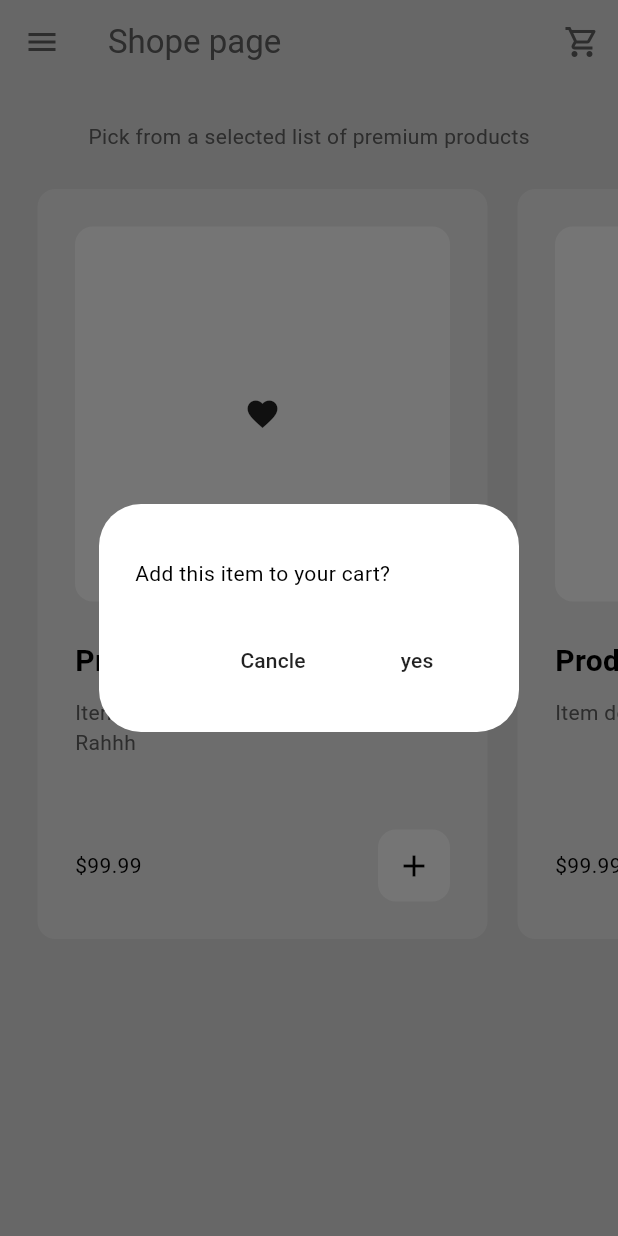
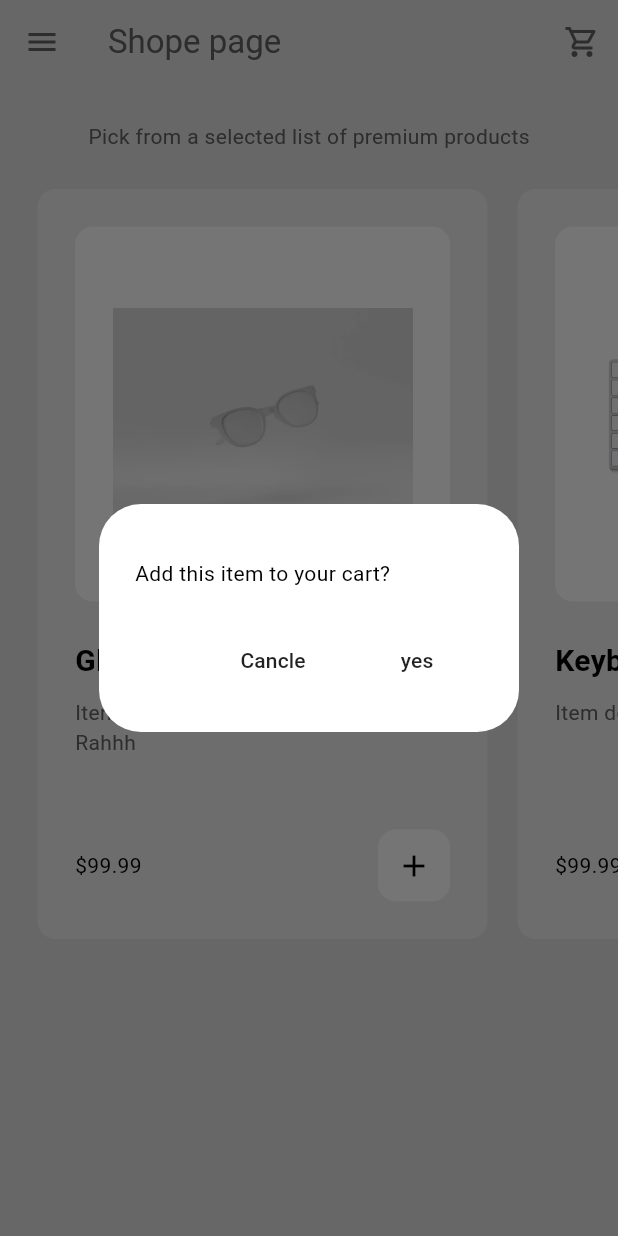
Before and after one commit to Spikree/Ecommerce-app-using-flutter, a Flutter app: the ShopPage screen opened by its route, after a tap on the "add" icon, on a phone screen of 412 x 824 dp. Run offline on Flutter 3.47's test engine with Material 3 defaults, Android fonts, the phone set to English and light mode, and no system bars.

Commit message:
added images

```diff
--- a/lib/components/my_product_tile.dart
+++ b/lib/components/my_product_tile.dart
@@ -16,15 +16,15 @@ class MyProductTile extends StatelessWidget {
     showDialog(
       context: context,
       builder: (context) => AlertDialog(
-        content: Padding(
-          padding: const EdgeInsets.only(top: 20.0),
+        content: const Padding(
+          padding: EdgeInsets.only(top: 20.0),
           child: Text("Add this item to your cart?"),
         ),
         actions: [
           // cancle button
           MaterialButton(
             onPressed: () => Navigator.pop(context),
-            child: Text("Cancle"),
+            child: const Text("Cancle"),
           ),
 
           // yes button
@@ -35,7 +35,7 @@ class MyProductTile extends StatelessWidget {
               //add to cart
               context.read<Shop>().addToCart(product);
             },
-            child: Text("yes"),
+            child: const Text("yes"),
           )
         ],
       ),
@@ -69,7 +69,7 @@ class MyProductTile extends StatelessWidget {
                       borderRadius: BorderRadius.circular(12)),
                   width: double.infinity,
                   padding: const EdgeInsets.all(25),
-                  child: const Icon(Icons.favorite),
+                  child: Image.asset(product.imagePath),
                 ),
               ),
 
@@ -80,7 +80,7 @@ class MyProductTile extends StatelessWidget {
               //product name
               Text(
                 product.name,
-                style: TextStyle(
+                style: const TextStyle(
                   fontWeight: FontWeight.bold,
                   fontSize: 20,
                 ),
@@ -103,7 +103,7 @@ class MyProductTile extends StatelessWidget {
           Row(
             mainAxisAlignment: MainAxisAlignment.spaceBetween,
             children: [
-              Text('\$' + product.price.toStringAsFixed(2)),
+              Text('\$${product.price.toStringAsFixed(2)}'),
               Container(
                 decoration: BoxDecoration(
                   color: Theme.of(context).colorScheme.secondary,
@@ -111,7 +111,7 @@ class MyProductTile extends StatelessWidget {
                 ),
                 child: IconButton(
                   onPressed: () => addToCart(context),
-                  icon: Icon(Icons.add),
+                  icon: const Icon(Icons.add),
                 ),
               )
             ],
--- a/lib/models/product.dart
+++ b/lib/models/product.dart
@@ -2,12 +2,12 @@ class Product {
   final String name;
   final double price;
   final String description;
-  //final String imagePath;
+  final String imagePath;
 
   Product({
     required this.name,
     required this.price,
     required this.description,
-    //required this.imagePath,
+    required this.imagePath,
   });
 }
--- a/lib/models/shop.dart
+++ b/lib/models/shop.dart
@@ -10,28 +10,28 @@ class Shop extends ChangeNotifier {
   final List<Product> _shop = [
     //product 1
     Product(
-      name: "Product 1",
+      name: "Glasses",
       price: 99.99,
       description: "Item description more description Rahhh",
-      //imagePath: imagePath,
+      imagePath: 'assets/images/glasses.png',
     ),
     Product(
-      name: "Product 2",
+      name: "Keyboard",
       price: 99.99,
       description: "Item description",
-      //imagePath: imagePath,
+      imagePath: 'assets/images/keyboard.png',
     ),
     Product(
-      name: "Product 3",
+      name: "Shoes",
       price: 99.99,
       description: "Item description",
-      //imagePath: imagePath,
+      imagePath: 'assets/images/shoes.png',
     ),
     Product(
-      name: "Product 4",
+      name: "Watch",
       price: 99.99,
       description: "Item description",
-      //imagePath: imagePath,
+      imagePath: 'assets/images/watch.png',
     ),
   ];
 
--- a/lib/pages/shop_page.dart
+++ b/lib/pages/shop_page.dart
@@ -35,6 +35,8 @@ class ShopPage extends StatelessWidget {
             ),
             // shop tile
 
+            // category of products
+
             //shop subtitle
             Center(
               child: Text(
--- a/pubspec.yaml
+++ b/pubspec.yaml
@@ -53,6 +53,8 @@ dev_dependencies:
 
 # The following section is specific to Flutter packages.
 flutter:
+  assets:
+    - assets/images/
 
   # The following line ensures that the Material Icons font is
   # included with your application, so that you can use the icons in
@@ -60,8 +62,7 @@ flutter:
   uses-material-design: true
 
   # To add assets to your application, add an assets section, like this:
-  # assets:
-  #   - images/a_dot_burr.jpeg
+
   #   - images/a_dot_ham.jpeg
 
   # An image asset can refer to one or more resolution-specific "variants", see
```
Also changed, not shown: assets/images/glasses.png (added), assets/images/keyboard.png (added), assets/images/shoes.png (added), assets/images/watch.png (added).
